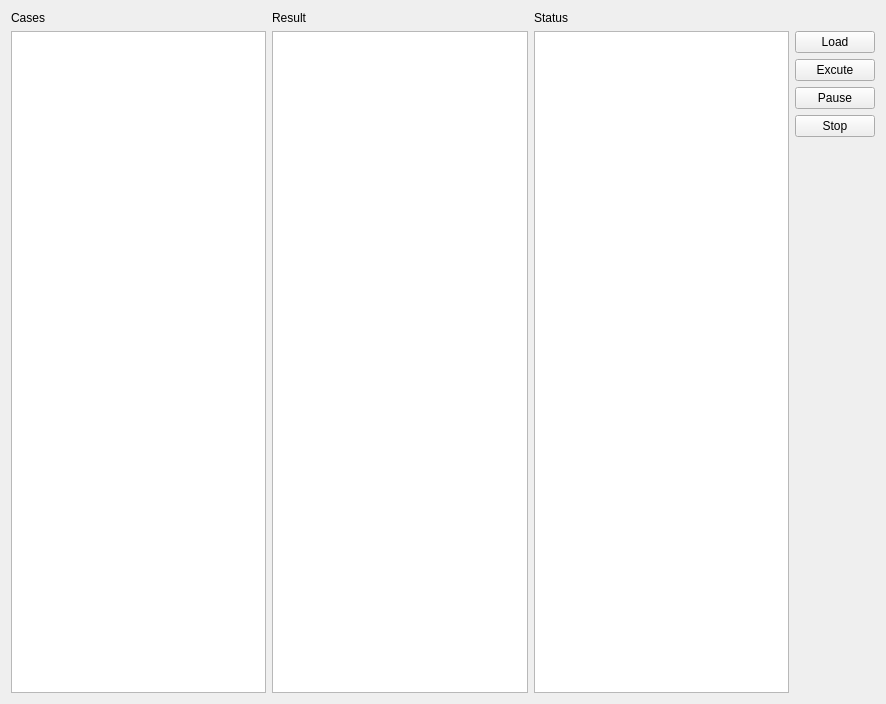
huangatone/AI-C-PlusPlus-Qt, file DFApp/testwidget.ui: the form before one commit.
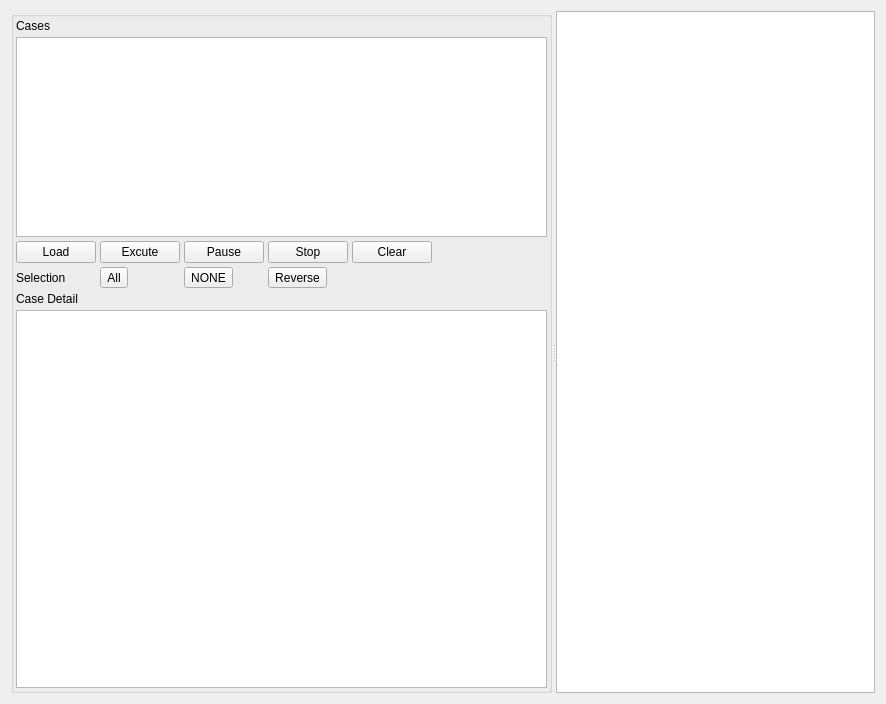
The form after the commit.

```diff
--- a/DFApp/testwidget.ui
+++ b/DFApp/testwidget.ui
@@ -13,11 +13,36 @@
   <property name="windowTitle">
    <string>Form</string>
   </property>
+  <layout class="QGridLayout" name="gridLayout_2">
+   <item row="0" column="0">
+    <widget class="QSplitter" name="splitter">
+     <property name="orientation">
+      <enum>Qt::Horizontal</enum>
+     </property>
+     <widget class="QGroupBox" name="groupBox">
+      <property name="title">
+       <string/>
+      </property>
   <layout class="QGridLayout" name="gridLayout">
-   <item row="3" column="3">
-    <widget class="QPushButton" name="pushButton_3">
+       <property name="leftMargin">
+        <number>2</number>
+       </property>
+       <property name="topMargin">
+        <number>2</number>
+       </property>
+       <property name="rightMargin">
+        <number>2</number>
+       </property>
+       <property name="bottomMargin">
+        <number>2</number>
+       </property>
+       <property name="spacing">
+        <number>4</number>
+       </property>
+       <item row="12" column="0">
+        <widget class="QLabel" name="label_2">
      <property name="text">
-      <string>Pause</string>
+          <string>Selection</string>
      </property>
     </widget>
    </item>
@@ -34,68 +59,91 @@
      </property>
     </widget>
    </item>
-   <item row="1" column="2" rowspan="6">
-    <widget class="QListWidget" name="listWidget_3"/>
-   </item>
-   <item row="1" column="0" rowspan="6">
-    <widget class="QListWidget" name="listWidget">
+       <item row="11" column="2">
+        <widget class="QPushButton" name="pushButton_3">
+         <property name="text">
+          <string>Pause</string>
+         </property>
+        </widget>
+       </item>
+       <item row="1" column="0" rowspan="10" colspan="7">
+        <widget class="QListWidget" name="lwCase">
      <property name="minimumSize">
       <size>
        <width>0</width>
-       <height>150</height>
-      </size>
-     </property>
-    </widget>
-   </item>
-   <item row="0" column="2">
-    <widget class="QLabel" name="label_3">
+           <height>200</height>
+          </size>
+         </property>
+         <property name="alternatingRowColors">
+          <bool>true</bool>
+         </property>
+         <property name="selectionMode">
+          <enum>QAbstractItemView::MultiSelection</enum>
+         </property>
+        </widget>
+       </item>
+       <item row="12" column="1">
+        <widget class="QToolButton" name="tbAll">
      <property name="text">
-      <string>Status</string>
+          <string>All</string>
      </property>
     </widget>
    </item>
-   <item row="0" column="1">
-    <widget class="QLabel" name="label_2">
+       <item row="12" column="3">
+        <widget class="QToolButton" name="tbReverse">
      <property name="text">
-      <string>Result</string>
+          <string>Reverse</string>
      </property>
     </widget>
    </item>
-   <item row="1" column="3">
+       <item row="11" column="0">
     <widget class="QPushButton" name="tbnLoad">
      <property name="text">
       <string>Load</string>
      </property>
     </widget>
    </item>
-   <item row="2" column="3">
+       <item row="11" column="4">
+        <widget class="QPushButton" name="btnClear">
+         <property name="text">
+          <string>Clear</string>
+         </property>
+        </widget>
+       </item>
+       <item row="11" column="3">
+        <widget class="QPushButton" name="pushButton_4">
+         <property name="text">
+          <string>Stop</string>
+         </property>
+        </widget>
+       </item>
+       <item row="12" column="2">
+        <widget class="QToolButton" name="tbNone">
+         <property name="text">
+          <string>NONE</string>
+         </property>
+        </widget>
+       </item>
+       <item row="14" column="0" colspan="7">
+        <widget class="QListWidget" name="listWidget_3"/>
+       </item>
+       <item row="11" column="1">
     <widget class="QPushButton" name="btnExcute">
      <property name="text">
       <string>Excute</string>
      </property>
     </widget>
    </item>
-   <item row="1" column="1" rowspan="6">
+       <item row="13" column="0" colspan="3">
+        <widget class="QLabel" name="label_3">
+         <property name="text">
+          <string>Case Detail</string>
+         </property>
+        </widget>
+       </item>
+      </layout>
+     </widget>
     <widget class="QListWidget" name="listWidget_2"/>
-   </item>
-   <item row="5" column="3">
-    <spacer name="verticalSpacer">
-     <property name="orientation">
-      <enum>Qt::Vertical</enum>
-     </property>
-     <property name="sizeHint" stdset="0">
-      <size>
-       <width>20</width>
-       <height>40</height>
-      </size>
-     </property>
-    </spacer>
-   </item>
-   <item row="4" column="3">
-    <widget class="QPushButton" name="pushButton_4">
-     <property name="text">
-      <string>Stop</string>
-     </property>
     </widget>
    </item>
   </layout>
```
Lines whose indentation alone changed are shown as unchanged.
